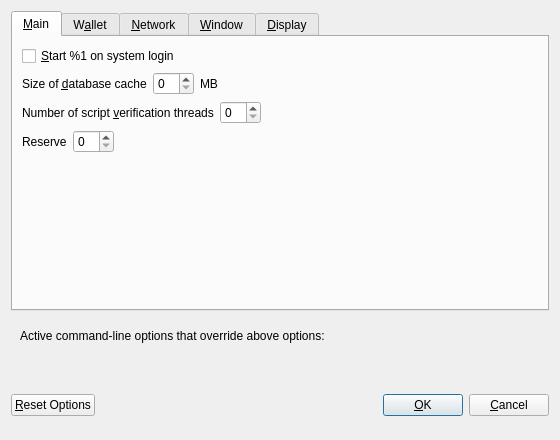
Qt form src/qt/forms/optionsdialog.ui (qtumproject/qtum) before a commit.
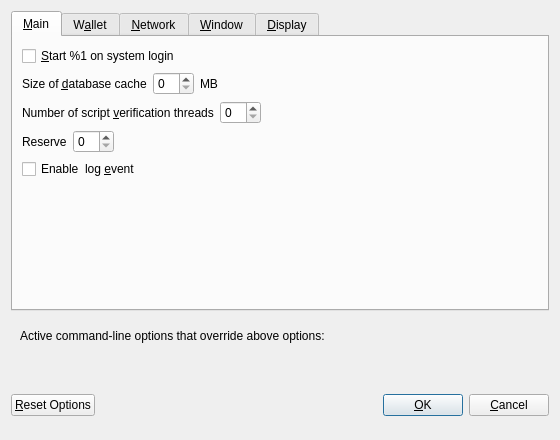
The same form after that commit. Custom widgets are drawn as their Qt base class.

Commit message: Add enable log events to the options menu

The edit to the form file:
```diff
--- a/src/qt/forms/optionsdialog.ui
+++ b/src/qt/forms/optionsdialog.ui
@@ -150,6 +150,13 @@
          </item>
         </layout>
        </item>
+       <item>
+        <widget class="QCheckBox" name="logEvents">
+         <property name="text">
+          <string>Enable  log &amp;event</string>
+         </property>
+        </widget>
+       </item>
        <item>
         <spacer name="verticalSpacer_Main">
          <property name="orientation">
```
The commit also changes 6 other files.
